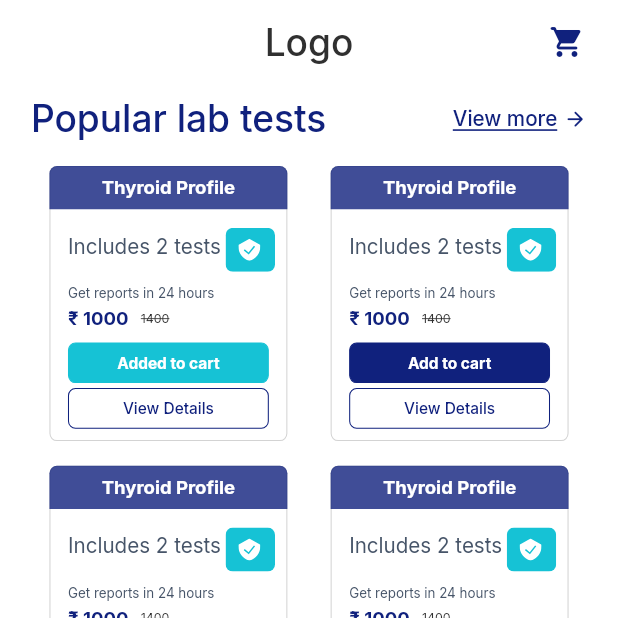
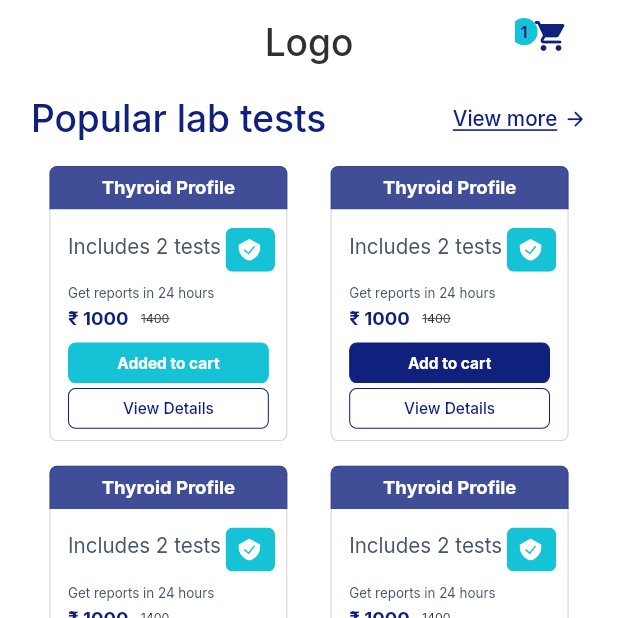
Before and after one commit to pehchankon/health_ecommerce, a Flutter app: the screen it shows after launch, after a tap on "Add to cart", after a tap on the "shopping cart" icon, on a phone screen of 412 x 824 dp, the top half of it. Run offline on Flutter 3.47's test engine with Material 2 defaults, Android fonts, the phone set to English and light mode, and no system bars; our stand-ins replace flutter_bloc, flutter_svg, freezed_annotation, google_fonts, sizer.

Commit message:
integrated provider and bloc for cart

```diff
--- /dev/null
+++ b/lib/blocs/shopping_cart.bloc.dart
@@ -0,0 +1,11 @@
+import 'package:flutter_bloc/flutter_bloc.dart';
+
+class ShoppingCartCubit extends Cubit<List<int>> {
+  ShoppingCartCubit() : super([]);
+
+  void addToCart(int id) {
+    final updatedState = List<int>.from(state);
+    updatedState.add(id);
+    emit(updatedState);
+  }
+}
--- a/lib/main.dart
+++ b/lib/main.dart
@@ -1,7 +1,9 @@
+import 'package:alemeno_intern/blocs/shopping_cart.bloc.dart';
 import 'package:alemeno_intern/constants.dart';
 import 'package:alemeno_intern/screens/home.page.dart';
 import 'package:flutter/material.dart';
 import 'package:flutter/services.dart';
+import 'package:provider/provider.dart';
 import 'package:sizer/sizer.dart';
 
 Future main() async {
@@ -22,7 +24,10 @@ class MyApp extends StatelessWidget {
 
   @override
   Widget build(BuildContext context) {
-    return Sizer(
+    return Provider(
+      create: (context) => ShoppingCartCubit(),
+      dispose: (context, cubit) => cubit.close(),
+      child: Sizer(
         builder: (context, orientation, deviceType) {
           return MaterialApp(
             debugShowCheckedModeBanner: false,
@@ -39,6 +44,7 @@ class MyApp extends StatelessWidget {
             home: HomePage(),
           );
         },
+      ),
     );
   }
 }
--- a/lib/screens/home.page.dart
+++ b/lib/screens/home.page.dart
@@ -1,3 +1,4 @@
+import 'package:alemeno_intern/blocs/shopping_cart.bloc.dart';
 import 'package:alemeno_intern/colors.dart';
 import 'package:alemeno_intern/constants.dart';
 import 'package:alemeno_intern/models/package.model.dart';
@@ -6,6 +7,7 @@ import 'package:alemeno_intern/textStyles.dart';
 import 'package:alemeno_intern/widgets/large_package_card.widget.dart';
 import 'package:alemeno_intern/widgets/small_package_card.widget.dart';
 import 'package:flutter/material.dart';
+import 'package:flutter_bloc/flutter_bloc.dart';
 import 'package:sizer/sizer.dart';
 
 class HomePage extends StatelessWidget {
@@ -31,8 +33,10 @@ class HomePage extends StatelessWidget {
 
   @override
   Widget build(BuildContext context) {
+    final shoppingCartCubit = context.read<ShoppingCartCubit>();
+
     return Scaffold(
-      appBar: _appBar(),
+      appBar: _appBar(shoppingCartCubit),
       body: SingleChildScrollView(
         child: Padding(
           padding: EdgeInsets.symmetric(horizontal: 5.w),
@@ -106,7 +110,7 @@ class HomePage extends StatelessWidget {
     );
   }
 
-  AppBar _appBar() {
+  AppBar _appBar(shoppingCartCubit) {
     return AppBar(
       systemOverlayStyle: kSystemUiOverlayStyle,
       title: Text(
@@ -115,6 +119,28 @@ class HomePage extends StatelessWidget {
       ),
       centerTitle: true,
       actions: [
+        Stack(
+          children: [
+            Positioned(
+              right: 8.w,
+              top: 1.h,
+              child: Container(
+                alignment: Alignment.center,
+                padding: EdgeInsets.all(5.sp),
+                decoration: BoxDecoration(
+                  color: AppColors.secondaryCyanColor,
+                  shape: BoxShape.circle,
+                ),
+                child: BlocBuilder<ShoppingCartCubit,List<int>>(
+                  builder: (context, state) {
+                    return Text(
+                      state.length.toString(),
+                      style: AppTextStyles.primaryPurpleBoldText8,
+                    );
+                  }
+                ),
+              ),
+            ),
             IconButton(
               onPressed: () => print('cart'),
               icon: Icon(
@@ -122,7 +148,9 @@ class HomePage extends StatelessWidget {
                 color: AppColors.primaryPurpleColor,
               ),
             ),
-        SizedBox(width: 10),
+          ],
+        ),
+        SizedBox(width: 5.w),
       ],
     );
   }
--- a/lib/textStyles.dart
+++ b/lib/textStyles.dart
@@ -34,6 +34,10 @@ class AppTextStyles {
     fontWeight: FontWeight.w700,
     color: AppColors.primaryPurpleColor,
     fontSize: 9.sp,
+  );
+  static final TextStyle primaryPurpleBoldText8 =
+      primaryPurpleBoldText10.copyWith(
+        fontSize: 7.5.sp,
   );
 
   //// primary white bold text w700
--- a/lib/widgets/small_package_card.widget.dart
+++ b/lib/widgets/small_package_card.widget.dart
@@ -1,9 +1,11 @@
+import 'package:alemeno_intern/blocs/shopping_cart.bloc.dart';
 import 'package:alemeno_intern/colors.dart';
 import 'package:alemeno_intern/constants.dart';
 import 'package:alemeno_intern/models/package.model.dart';
 import 'package:alemeno_intern/textStyles.dart';
 import 'package:alemeno_intern/widgets/custom_button.widget.dart';
 import 'package:flutter/material.dart';
+import 'package:flutter_bloc/flutter_bloc.dart';
 import 'package:flutter_svg/flutter_svg.dart';
 import 'package:sizer/sizer.dart';
 
@@ -15,6 +17,8 @@ class SmallPackageCard extends StatelessWidget {
 
   @override
   Widget build(BuildContext context) {
+    final shoppingCartCubit = context.read<ShoppingCartCubit>();
+
     return Container(
       child: Stack(
         children: [
@@ -88,8 +92,10 @@ class SmallPackageCard extends StatelessWidget {
                 CustomButton(
                   text: 'Add to cart',
                   onTap: () async {
+                    await Future.delayed(Duration(seconds: 2));
                     print('hello');
-                    await Future.delayed(Duration(seconds: 2));
+                    shoppingCartCubit.addToCart(package.id);
+                    print(shoppingCartCubit.state.length);
                   },
                   buttonTapBehaviour: ButtonTapBehaviour.action,
                   loadingText: 'Adding to cart',
--- a/pubspec.yaml
+++ b/pubspec.yaml
@@ -9,10 +9,12 @@ environment:
 dependencies:
   flutter:
     sdk: flutter
+  flutter_bloc: ^8.1.3
   flutter_svg: ^2.0.9
   freezed_annotation: ^2.4.1
   google_fonts: ^6.1.0
   json_annotation: ^4.8.1
+  provider: ^6.1.1
   sizer: ^2.0.15
 
 dev_dependencies:
```
Also changed, not shown: pubspec.lock. Lines whose indentation alone changed are shown as unchanged.
